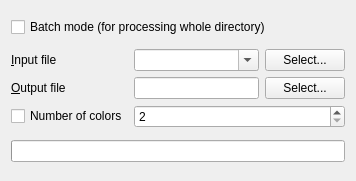
The window that qgis/python/plugins/GdalTools/tools/widgetConvert.ui (sourcepole/qgis) describes before a commit, drawn with Qt 5.
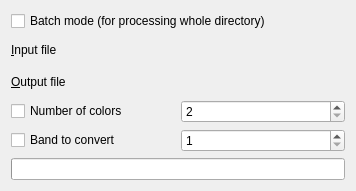
The same window after the commit. Custom widgets are drawn as their Qt base class.

Commit message: avoid changes of the input layer when layers in canvas changed

Diff of the .ui file:
```diff
--- a/qgis/python/plugins/GdalTools/tools/widgetConvert.ui
+++ b/qgis/python/plugins/GdalTools/tools/widgetConvert.ui
@@ -7,7 +7,7 @@
     <x>0</x>
     <y>0</y>
     <width>356</width>
-    <height>181</height>
+    <height>191</height>
    </rect>
   </property>
   <property name="sizePolicy">
@@ -35,61 +35,20 @@
         <string>&amp;Input file</string>
        </property>
        <property name="buddy">
-        <cstring>selectInputFileButton</cstring>
+        <cstring>inSelector</cstring>
        </property>
       </widget>
      </item>
-     <item row="0" column="1">
-      <layout class="QHBoxLayout" name="horizontalLayout">
-       <item>
-        <widget class="QComboBox" name="inputLayerCombo">
-         <property name="sizePolicy">
-          <sizepolicy hsizetype="Expanding" vsizetype="Fixed">
-           <horstretch>0</horstretch>
-           <verstretch>0</verstretch>
-          </sizepolicy>
-         </property>
-         <property name="editable">
-          <bool>true</bool>
-         </property>
-         <property name="insertPolicy">
-          <enum>QComboBox::NoInsert</enum>
-         </property>
-        </widget>
-       </item>
-       <item>
-        <widget class="QPushButton" name="selectInputFileButton">
-         <property name="text">
-          <string>Select...</string>
-         </property>
-        </widget>
-       </item>
-      </layout>
-     </item>
      <item row="1" column="0">
       <widget class="QLabel" name="label_2">
        <property name="text">
         <string>&amp;Output file</string>
        </property>
        <property name="buddy">
-        <cstring>selectInputFileButton</cstring>
+        <cstring>outSelector</cstring>
        </property>
       </widget>
      </item>
-     <item row="1" column="1">
-      <layout class="QHBoxLayout" name="horizontalLayout_2">
-       <item>
-        <widget class="QLineEdit" name="outputFileEdit"/>
-       </item>
-       <item>
-        <widget class="QPushButton" name="selectOutputFileButton">
-         <property name="text">
-          <string>Select...</string>
-         </property>
-        </widget>
-       </item>
-      </layout>
-     </item>
      <item row="2" column="0">
       <widget class="QCheckBox" name="colorsCheck">
        <property name="text">
@@ -107,6 +66,29 @@
        </property>
       </widget>
      </item>
+     <item row="3" column="1">
+      <widget class="QSpinBox" name="bandSpin">
+       <property name="minimum">
+        <number>1</number>
+       </property>
+       <property name="maximum">
+        <number>256</number>
+       </property>
+      </widget>
+     </item>
+     <item row="3" column="0">
+      <widget class="QCheckBox" name="bandCheck">
+       <property name="text">
+        <string>Band to convert</string>
+       </property>
+      </widget>
+     </item>
+     <item row="0" column="1">
+      <widget class="GdalToolsInOutSelector" name="inSelector" native="true"/>
+     </item>
+     <item row="1" column="1">
+      <widget class="GdalToolsInOutSelector" name="outSelector" native="true"/>
+     </item>
     </layout>
    </item>
    <item>
@@ -114,6 +96,14 @@
    </item>
   </layout>
  </widget>
+ <customwidgets>
+  <customwidget>
+   <class>GdalToolsInOutSelector</class>
+   <extends>QWidget</extends>
+   <header>inOutSelector</header>
+   <container>1</container>
+  </customwidget>
+ </customwidgets>
  <resources/>
  <connections/>
 </ui>
```
The commit also changes 41 other files.
